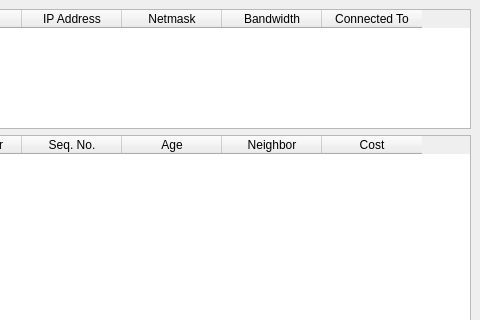
Qt form simulator.ui (baudm/ospf-sim) before a commit; both pictures show x 88 to 568 and y 0 to 320 of the 568 by 736 pixel window.
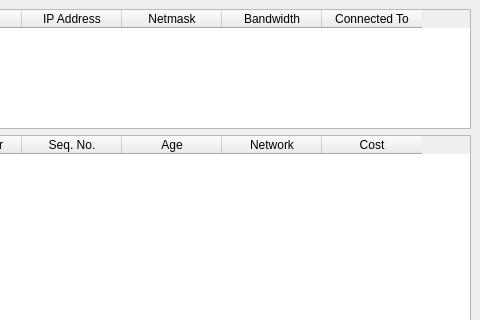
The same form after that commit.

Commit message: Fixed generation of routing tables. The tables now contain all the connected networks within the area.

Diff of the .ui file:
```diff
--- a/simulator.ui
+++ b/simulator.ui
@@ -98,7 +98,7 @@
       </column>
       <column>
        <property name="text" >
-        <string>Neighbor</string>
+        <string>Network</string>
        </property>
       </column>
       <column>
```
The commit also changes 3 other files.
